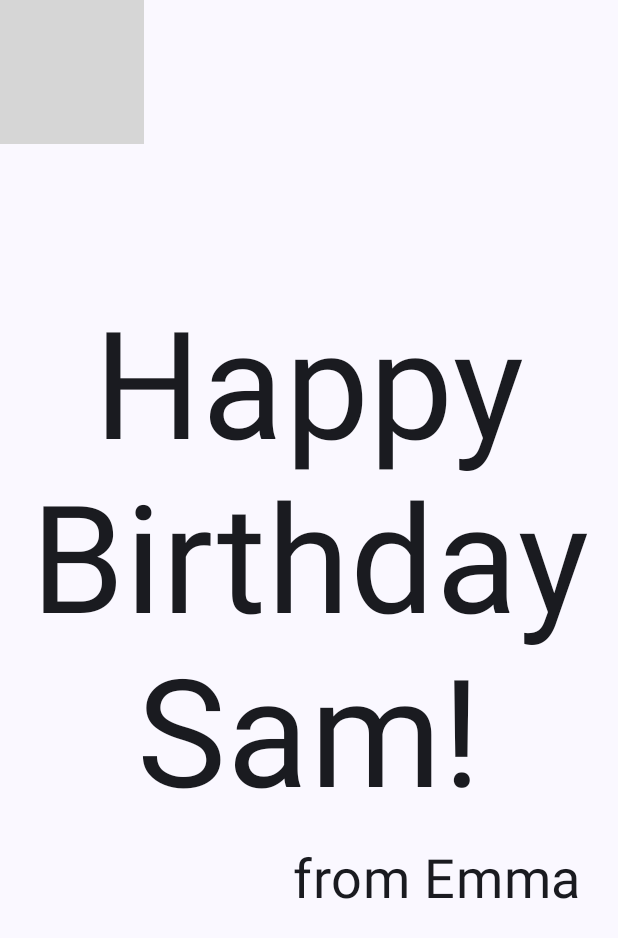
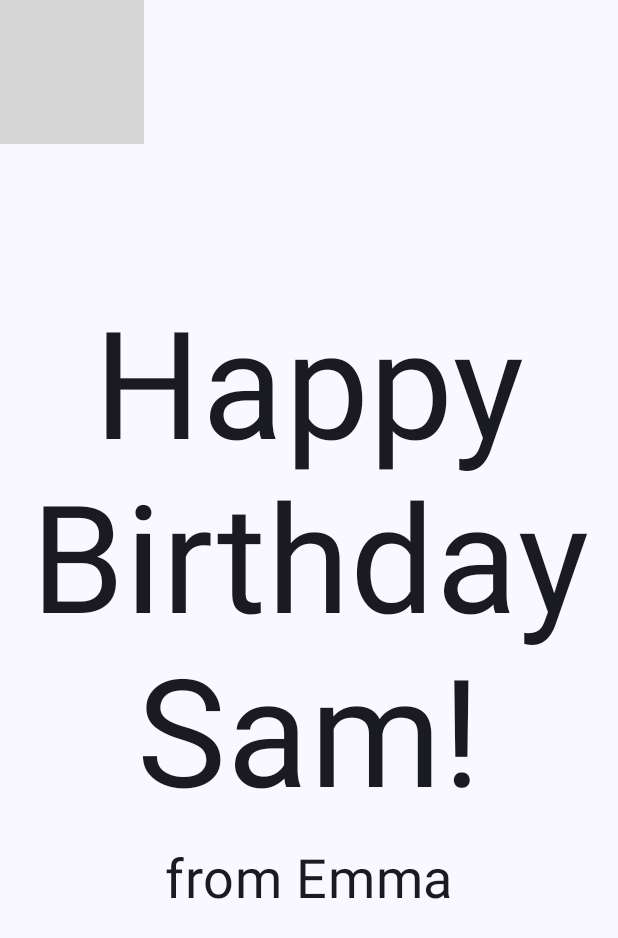
Before and after one commit to AnaDeFence/psychic-dollop, an Android app built with Jetpack Compose: the screen it shows after launch (MainActivity), on a phone screen of 412 x 824 dp. Shown: the top 938 px of the screen. Run offline under Robolectric (Android 15) with nearby library versions, the phone set to English and light mode, and no system bars; grey boxes are pictures that could not be loaded.

Commit message:
hbapp: correct from align

```diff
--- a/happybirthday/app/src/main/java/com/example/happybirthday/MainActivity.kt
+++ b/happybirthday/app/src/main/java/com/example/happybirthday/MainActivity.kt
@@ -7,6 +7,7 @@ import androidx.activity.compose.setContent
 import androidx.activity.enableEdgeToEdge
 import androidx.compose.foundation.Image
 import androidx.compose.foundation.layout.Arrangement
+import androidx.compose.foundation.layout.Box
 import androidx.compose.foundation.layout.Column
 import androidx.compose.foundation.layout.fillMaxSize
 import androidx.compose.foundation.layout.padding
@@ -16,16 +17,14 @@ import androidx.compose.material3.Text
 import androidx.compose.runtime.Composable
 import androidx.compose.ui.Alignment
 import androidx.compose.ui.Modifier
+import androidx.compose.ui.layout.ContentScale
 import androidx.compose.ui.res.painterResource
+import androidx.compose.ui.res.stringResource
 import androidx.compose.ui.text.style.TextAlign
 import androidx.compose.ui.tooling.preview.Preview
 import androidx.compose.ui.unit.dp
 import androidx.compose.ui.unit.sp
 import com.example.happybirthday.R.drawable.androidparty
-import androidx.compose.foundation.Image
-import androidx.compose.foundation.layout.Box
-import androidx.compose.ui.layout.ContentScale
-import androidx.compose.ui.res.stringResource
 import com.example.happybirthday.ui.theme.HappybirthdayTheme
 
 
@@ -75,7 +74,7 @@ fun GreetingText(message: String, from: String, modifier: Modifier = Modifier) {
             fontSize = 36.sp,
             modifier = Modifier
                 .padding(16.dp)
-                .align(alignment = Alignment.End)
+                .align(alignment = Alignment.CenterHorizontally)
         )
     }
 }
```
